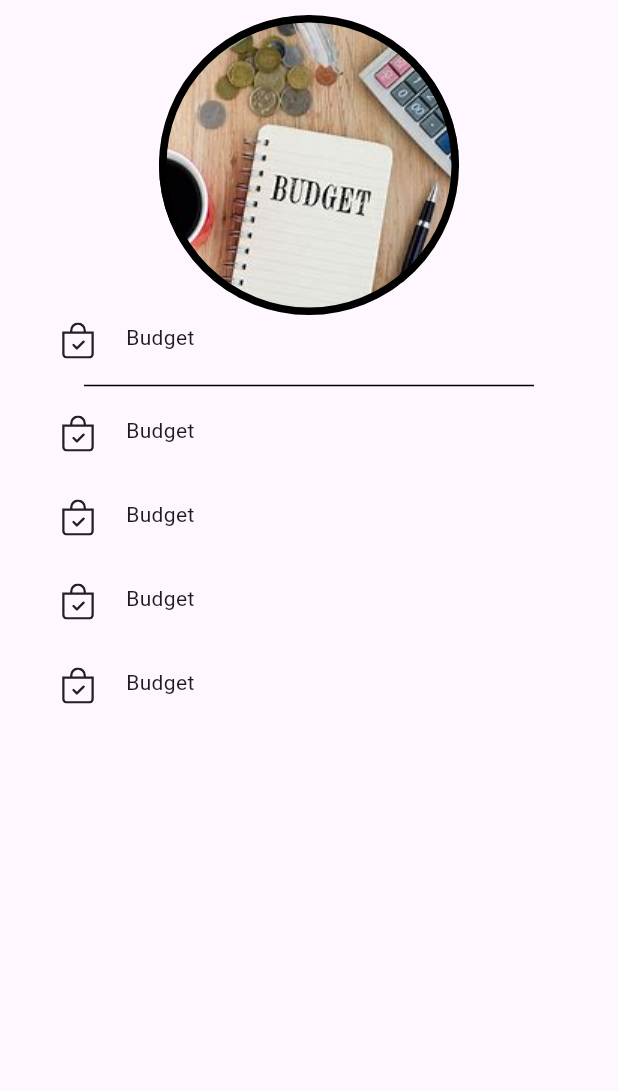
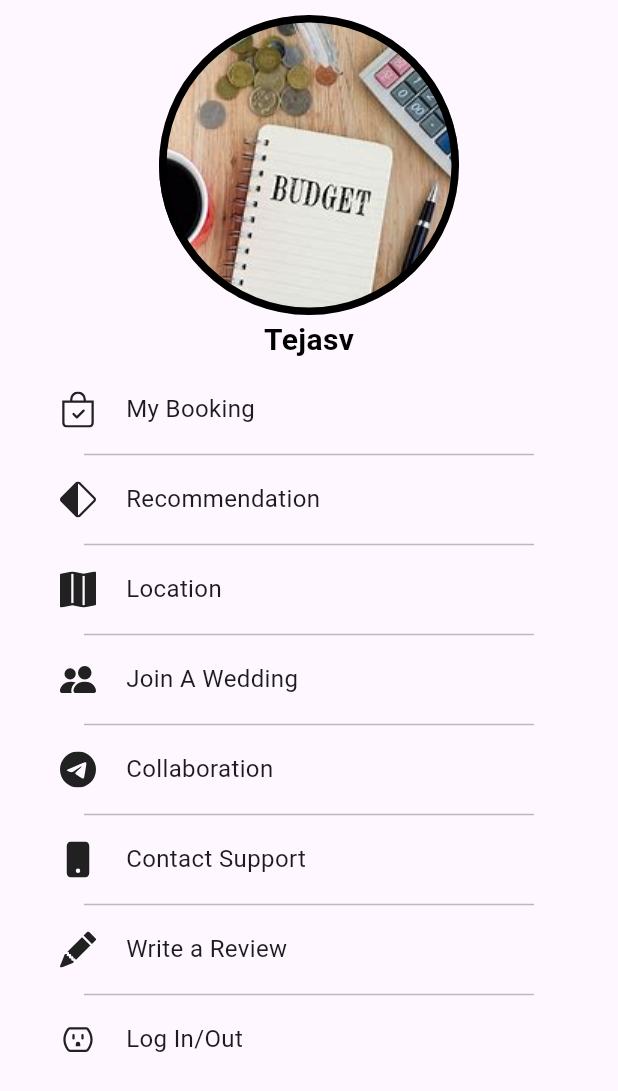
Before and after one commit to tejasvmodi/wedding_planning, a Flutter app: the Profile screen opened directly, on a phone screen of 412 x 824 dp. Shown: the top 1091 px of the screen. Run offline on Flutter 3.47's test engine with Material 2 defaults, Android fonts, the phone set to English and light mode, and no system bars; our stand-ins replace carousel_slider, dots_indicator, icons_plus; missing offline and left inert: dart:ffi.

Commit message:
commit at 16:39  25-11-2023

```diff
--- a/lib/screens/Authentication/forms/loginform.dart
+++ b/lib/screens/Authentication/forms/loginform.dart
@@ -1,6 +1,6 @@
 import 'package:flutter/material.dart';
 import 'package:wedding_application/screens/Authentication/forms/forgotpassword.dart';
-import 'package:wedding_application/screens/components/AppBar.dart';
+import 'package:wedding_application/screens/components/Custom_Appbar.dart';
 import 'package:wedding_application/Splash_Screen.dart';
 import 'package:wedding_application/screens/components/OnboardingScreen.dart';
 
--- a/lib/screens/Home/home.dart
+++ b/lib/screens/Home/home.dart
@@ -1,5 +1,6 @@
 import 'package:carousel_slider/carousel_slider.dart';
 import 'package:flutter/material.dart';
+import 'package:wedding_application/screens/components/Custom_Appbar.dart';
 import 'package:wedding_application/screens/components/Mycard.dart';
 import 'package:wedding_application/screens/components/OnboardingScreen.dart';
 import 'package:wedding_application/screens/components/horizontalcard.dart';
@@ -15,7 +16,9 @@ class HomePage extends StatelessWidget {
   @override
   Widget build(BuildContext context) {
     return Scaffold(
-      body: SingleChildScrollView(
+
+      body: Container(
+        child: SingleChildScrollView(
           child:
               Column(crossAxisAlignment: CrossAxisAlignment.stretch, children: [
             CarouselSlider(
@@ -105,6 +108,7 @@ class HomePage extends StatelessWidget {
             )
           ]),
         ),
+      ),
     );
   }
 }
--- a/lib/screens/Profile/profile.dart
+++ b/lib/screens/Profile/profile.dart
@@ -13,13 +13,16 @@ class _ProfileState extends State<Profile> {
   @override
   Widget build(BuildContext context) {
     return Scaffold(
-      body: Column(
+      body: SingleChildScrollView(
+        child: Column(
           children: [
             const SizedBox(
               height: 10,
             ),
             Center(
-            child: Container(
+              child: Column(
+                children: [
+                  Container(
                     height: 200,
                     width: 250,
                     decoration: BoxDecoration(
@@ -29,9 +32,15 @@ class _ProfileState extends State<Profile> {
                           image: AssetImage("assets/images/budget.png")),
                     ),
                   ),
+                  const Padding(
+                    padding: EdgeInsets.only(top: 2,bottom: 10 ),
+                    child: Text("Tejasv",style: TextStyle(color: Colors.black,fontWeight: FontWeight.bold,fontSize: 20),),
+                  )
+                ],
+              ),
             ),
             const Padding(
-            padding: EdgeInsets.only(top: 05, bottom: 10, left: 40),
+              padding: EdgeInsets.only( top: 10,bottom: 10, left: 40),
               child: Row(
                 crossAxisAlignment: CrossAxisAlignment.start,
                 children: [
@@ -39,76 +48,149 @@ class _ProfileState extends State<Profile> {
                   SizedBox(
                     width: 20,
                   ),
-                Text("Budget"),
+                  Text("My Booking",style: TextStyle(fontSize: 16),),
                 ],
               ),
             ),
             const SizedBox(
                 width: 300,
                 child: Divider(
-                color: Colors.black,
+                  color: Colors.black26,
                 )
                 ),
 
 
             const Padding(
-            padding: EdgeInsets.only(top: 12, bottom: 20, left: 40),
+              padding: EdgeInsets.only( top: 10,bottom: 10, left: 40),
               child: Row(
                 crossAxisAlignment: CrossAxisAlignment.start,
                 children: [
-                Icon(Bootstrap.bag_check),
+                  Icon(Bootstrap.diamond_half),
                   SizedBox(
                     width: 20,
                   ),
-                Text("Budget"),
+                  Text("Recommendation",style: TextStyle(fontSize: 16)),
                 ],
               ),
             ),
-
+             const SizedBox(
+                width: 300,
+                child: Divider(
+                  color: Colors.black26,
+                )
+                ),
             const Padding(
-            padding: EdgeInsets.only(top: 12, bottom: 20, left: 40),
+              padding: EdgeInsets.only( bottom: 10,top: 10, left: 40),
               child: Row(
                 crossAxisAlignment: CrossAxisAlignment.start,
                 children: [
-                Icon(Bootstrap.bag_check),
+                  Icon(Bootstrap.map_fill),
                   SizedBox(
                     width: 20,
                   ),
-                Text("Budget"),
+                  Text("Location",style: TextStyle(fontSize: 16)),
                 ],
               ),
             ),
-
+            const SizedBox(
+                width: 300,
+                child: Divider(
+                  color: Colors.black26,
+                )
+                ),
             const Padding(
-            padding: EdgeInsets.only(top: 12, bottom: 20, left: 40),
+              padding: EdgeInsets.only( top: 10 ,bottom: 10, left: 40),
               child: Row(
                 crossAxisAlignment: CrossAxisAlignment.start,
                 children: [
-                Icon(Bootstrap.bag_check),
+                  Icon(Bootstrap.people_fill),
                   SizedBox(
                     width: 20,
                   ),
-                Text("Budget"),
+                  Text("Join A Wedding",style: TextStyle(fontSize: 16)),
                 ],
               ),
             ),
-
+            const SizedBox(
+                width: 300,
+                child: Divider(
+                  color: Colors.black26,
+                )
+                ),
             const Padding(
-            padding: EdgeInsets.only(top: 12, bottom: 20, left: 40),
+              padding: EdgeInsets.only(top: 10, bottom: 10, left: 40),
               child: Row(
                 crossAxisAlignment: CrossAxisAlignment.start,
                 children: [
-                Icon(Bootstrap.bag_check),
+                  Icon(Bootstrap.telegram),
                   SizedBox(
                     width: 20,
                   ),
-                Text("Budget"),
+                  Text("Collaboration",style: TextStyle(fontSize: 16)),
+                ],
+              ),
+            ),
+             const SizedBox(
+                width: 300,
+                child: Divider(
+                  color: Colors.black26,
+                )
+                ),
+            const Padding(
+              padding: EdgeInsets.only(top: 10, bottom: 10, left: 40),
+              child: Row(
+                crossAxisAlignment: CrossAxisAlignment.start,
+                children: [
+                  Icon(Bootstrap.phone_fill),
+                  SizedBox(
+                    width: 20,
+                  ),
+                  Text("Contact Support",style: TextStyle(fontSize: 16)),
+                ],
+              ),
+            ),
+             const SizedBox(
+                width: 300,
+                child: Divider(
+                  color: Colors.black26,
+                )
+                ),
+            const Padding(
+              padding: EdgeInsets.only(top: 10, bottom: 10, left: 40),
+              child: Row(
+                crossAxisAlignment: CrossAxisAlignment.start,
+                children: [
+                  Icon(Bootstrap.pencil_fill),
+                  SizedBox(
+                    width: 20,
+                  ),
+                  Text("Write a Review",style: TextStyle(fontSize: 16)),
+                ],
+              ),
+            ),
+             const SizedBox(
+                width: 300,
+                child: Divider(
+                  color: Colors.black26,
+                )
+                ),
+            const Padding(
+              padding: EdgeInsets.only(top: 10, bottom: 10, left: 40),
+              child: Row(
+                crossAxisAlignment: CrossAxisAlignment.start,
+                children: [
+                  Icon(Bootstrap.outlet),
+                  SizedBox(
+                    width: 20,
+                  ),
+                  Text("Log In/Out",style: TextStyle(fontSize: 16)),
                 ],
               ),
             ),
 
           ],
         ),
+      ),
     );
   }
 }
--- /dev/null
+++ b/lib/screens/components/Custom_Appbar.dart
@@ -0,0 +1,32 @@
+import 'package:flutter/material.dart';
+import 'package:icons_plus/icons_plus.dart';
+
+class Custom_Appbar extends StatelessWidget {
+  Custom_Appbar({super.key});
+ final TextEditingController _searchController = TextEditingController();
+
+
+  @override
+  Widget build(BuildContext context) {
+    return AppBar(
+        centerTitle: true,
+        actions: <Widget>[
+          Padding(
+            padding: const EdgeInsets.all(8.0),
+            child: SizedBox(
+              width: 280, // Adjust the width as needed
+              child: TextField(
+                controller: _searchController,
+                decoration: const InputDecoration(
+                  hintText: "Search Here... ",
+                  border: OutlineInputBorder(),
+                ),
+              ),
+            ),
+          ),
+          IconButton(onPressed: () {}, icon: const Icon(Bootstrap.chat)),
+        ],
+        backgroundColor: Colors.white38,
+      );;
+  }
+}
```
Also changed, not shown: lib/screens/components/AppBar.dart (added). Lines whose indentation alone changed are shown as unchanged.
